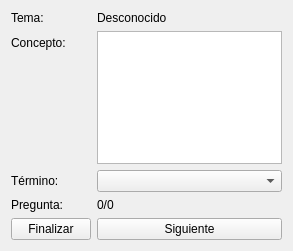
The window that preguntaform.ui (EonSoulCout/Askme) describes before a commit, drawn with Qt 5.
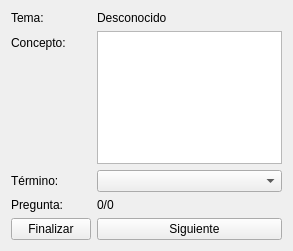
The same window after the commit. Icons and pictures are not drawn.

```diff
--- a/preguntaform.ui
+++ b/preguntaform.ui
@@ -76,7 +76,11 @@
    <item row="4" column="1">
     <widget class="QPushButton" name="btnNext">
      <property name="text">
-      <string>Siguiente</string>
+      <string>   Siguiente</string>
+     </property>
+     <property name="icon">
+      <iconset>
+       <normaloff>Recursos/intercambio.png</normaloff>Recursos/intercambio.png</iconset>
      </property>
     </widget>
    </item>
```
Left out of the diff: 4 changed lines with no effect on the pictures.
